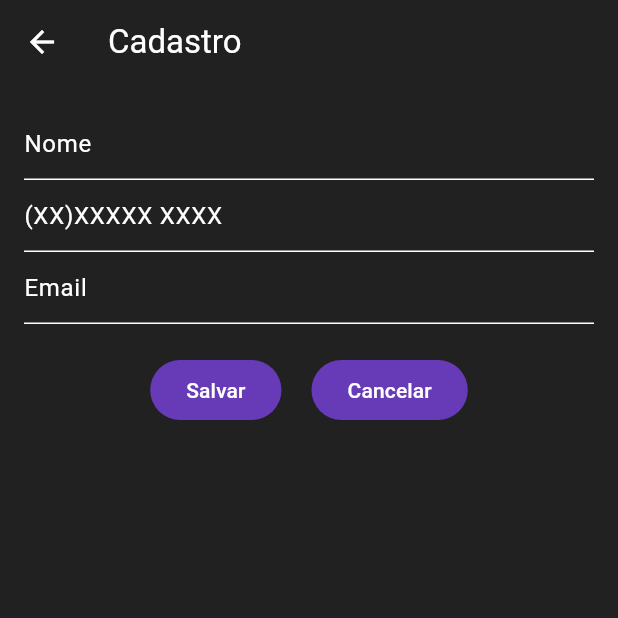
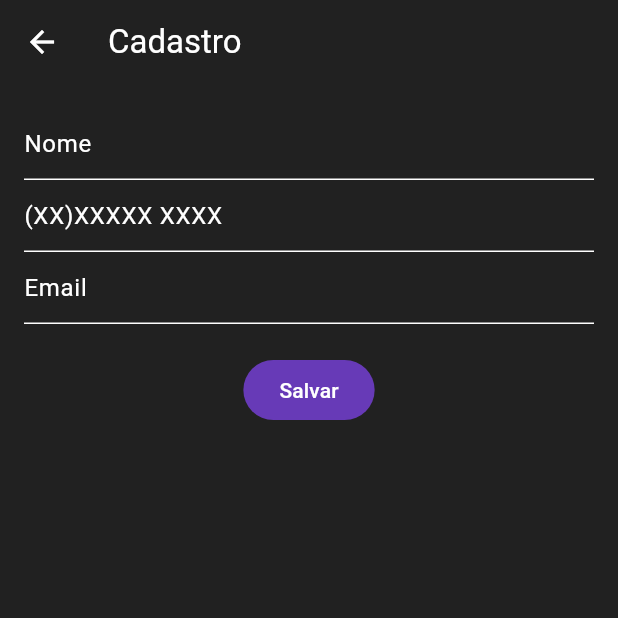
Before and after one commit to Hideyuki73/Agenda_Flutter, a Flutter app: the screen it shows after launch, after a tap on "Cadastro", on a phone screen of 412 x 824 dp, the top half of it. Run offline on Flutter 3.47's test engine with Material 3 defaults, Android fonts, the phone set to English and light mode, and no system bars; our stand-ins replace flutter_masked_text2.

```diff
--- a/lib/cadastro.dart
+++ b/lib/cadastro.dart
@@ -18,7 +18,7 @@ class Cadastro extends StatefulWidget {
 class _CadastroState extends State<Cadastro> {
   TextEditingController nomeController = TextEditingController();
   TextEditingController telefoneController =
-      MaskedTextController(mask: '(00)00000 0000');
+      MaskedTextController(mask: '(00)00000 0000');//define o formato do numero
   TextEditingController emailController = TextEditingController();
   final ContatosRepository contatos;
   final _formKey = GlobalKey<FormState>();
@@ -47,7 +47,7 @@ class _CadastroState extends State<Cadastro> {
           child: Form(
             key: _formKey,
             child: Column(
-              children: [
+              children: [//Define os campos de entrada de dados no cadastro
                 TextFormField(
                     decoration: InputDecoration(hintText: 'Nome'),
                     controller: nomeController,
@@ -77,7 +77,7 @@ class _CadastroState extends State<Cadastro> {
                       if (emailController == null || emailController.isEmpty) {
                         return 'Email obrigatorio';
                       }
-                      if (RegExp(r'^[\w-.]+@([\w-]+.)+[\w-]{2,4}$')
+                      if (RegExp(r'^[\w-.]+@([\w-]+.)+[\w-]{2,4}$')//verifica se o email é válido
                           .hasMatch(emailController)) {
                         return null;
                       }
@@ -91,7 +91,7 @@ class _CadastroState extends State<Cadastro> {
                       onPressed: () {
                         if (_formKey.currentState!.validate()) {
                           setState(() {
-                            if(widget.contato != null){
+                            if(widget.contato != null){//verifica se vai editar ou cadastrar, se for editar vai pegar o que tava salvo
                               Navigator.pop(context,
                                 Contato(
                                 nome: nomeController.text,
@@ -110,13 +110,7 @@ class _CadastroState extends State<Cadastro> {
                       },
                       child: Text('Salvar'),
                     ),
-                    Padding(padding: EdgeInsets.symmetric(horizontal: 10)),
-                    FilledButton(
-                      onPressed: () {
-                        Navigator.pop(context);
-                      },
-                      child: Text('Cancelar'),
-                    ),
+
                   ],
                 )
               ],
--- a/lib/contato.dart
+++ b/lib/contato.dart
@@ -7,7 +7,7 @@ class ContatosRepository {
     contatos.add(contato);
   }
 
-  void rmvContatos(Contato contato){
+  void removeContatos(Contato contato){
     contatos.remove(contato);
   }
 
--- a/lib/main.dart
+++ b/lib/main.dart
@@ -2,5 +2,5 @@ import 'package:agenda/principal.dart';
 import 'package:flutter/material.dart';
 
 void main() {
-  runApp(MyApp());
+  runApp(MyApp());//chama a tela
 }
--- a/lib/principal.dart
+++ b/lib/principal.dart
@@ -10,7 +10,7 @@ class MyApp extends StatelessWidget {
   Widget build(BuildContext context) {
     return MaterialApp(
       home: Principal(),
-      theme: ThemeData.from(
+      theme: ThemeData.from(//define o tema da aplicação
         colorScheme: ColorScheme.fromSwatch(
             cardColor: Colors.grey.shade900,
             backgroundColor: Colors.white,
@@ -34,7 +34,7 @@ class Principal extends StatelessWidget {
         body: Center(
           child: Row(
             mainAxisAlignment: MainAxisAlignment.center,
-            children: [
+            children: [//botões para enviar para a tela de listagem e cadastro
               FilledButton(
                 onPressed: () {
                   Navigator.push(
```
Also changed, not shown: lib/listagem.dart (+4 -4 lines).
